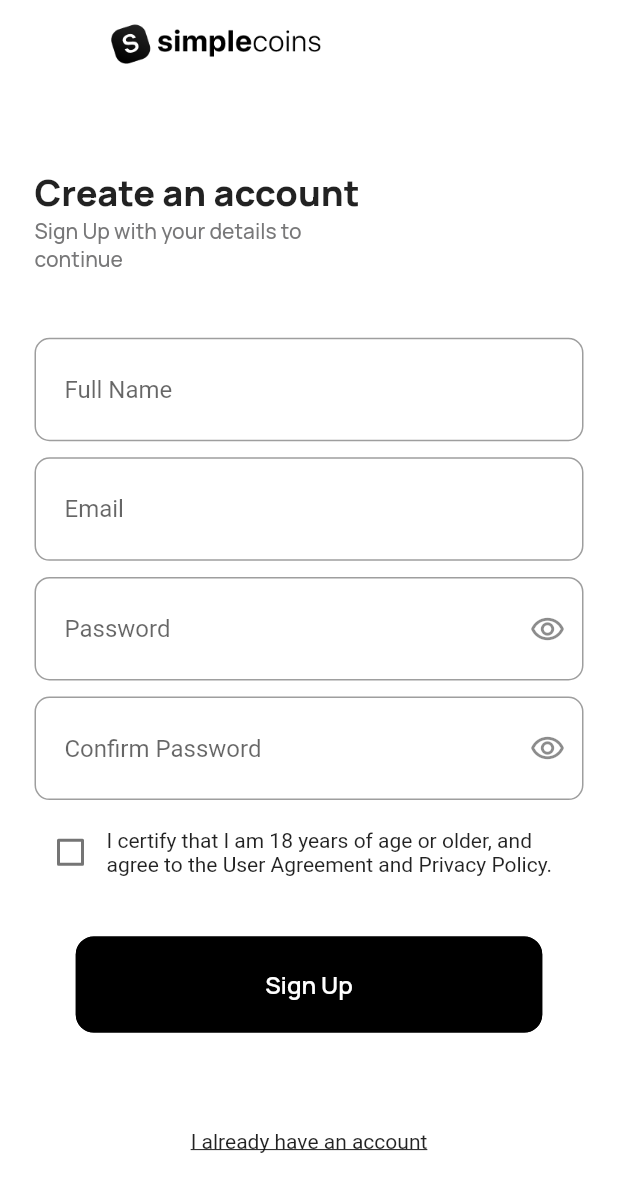
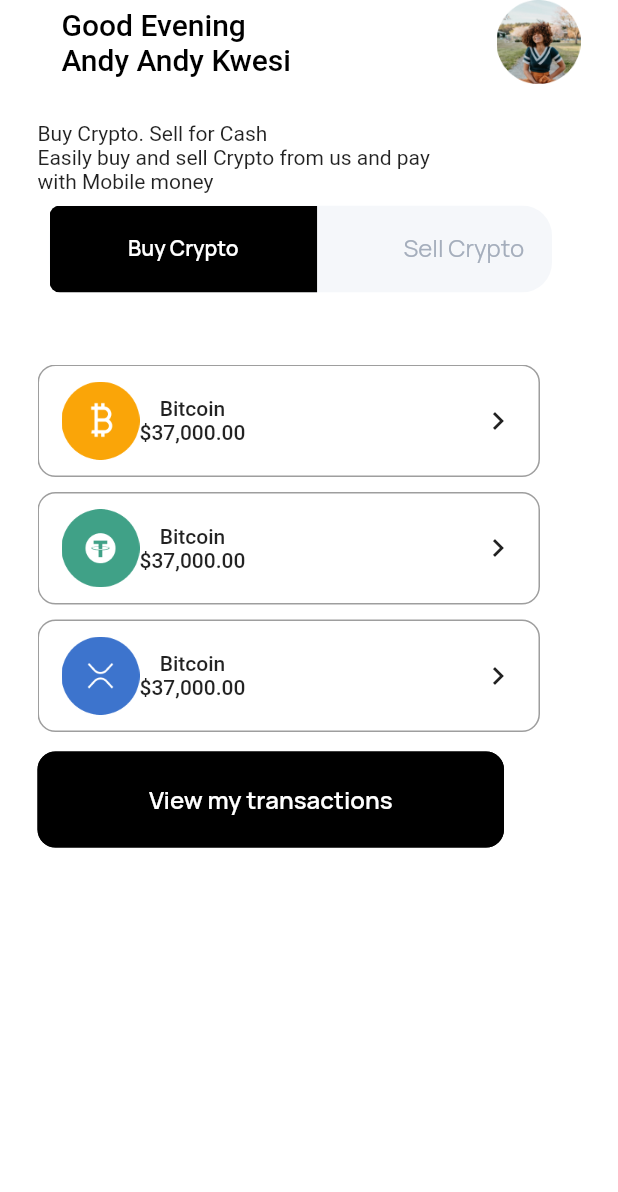
Before and after one commit to simplecoins/simplecoins_mobile_front, a Flutter app: the screen it shows after launch, on a phone screen of 412 x 824 dp. Shown: the top 1192 px of the screen. Run offline on Flutter 3.47's test engine with Material 2 defaults, Android fonts, the phone set to English and light mode, and no system bars.

Commit message:
home screen constructed (without notificatoin badge)

```diff
--- a/lib/components/button.dart
+++ b/lib/components/button.dart
@@ -29,7 +29,7 @@ class DefaultButton extends StatelessWidget {
             fontSize: 16
             ),
         ),
-        onPressed: () {},
+        onPressed: press,
       ),
     );
   }
--- a/lib/main.dart
+++ b/lib/main.dart
@@ -1,6 +1,7 @@
 //import 'dart:js';
 
 import 'package:flutter/material.dart';
+import 'package:simplecoins_0/screens/home/home.dart';
 import 'package:simplecoins_0/screens/onboarding/onboarding.dart';
 import 'package:simplecoins_0/screens/signin/signin.dart';
 import 'package:simplecoins_0/screens/signup/signup.dart';
@@ -9,13 +10,15 @@ import 'package:simplecoins_0/screens/wrapper.dart';
 
 void main() {
   runApp(MaterialApp(
-    initialRoute: '/signup',
+    debugShowCheckedModeBanner: false,
+    initialRoute: '/home',
     routes: {
       '/': (context) => Wrapper(),
       '/splash': (context) => Splash(),
       '/onboarding': (context) => Onboarding(),
       '/signin': (context) => SignIn(),
-      '/signup': (context) => SignUp()
+      '/signup': (context) => SignUp(),
+      '/home': (context) => Home()
     }
   ));
 }
--- /dev/null
+++ b/lib/screens/home/home.dart
@@ -0,0 +1,227 @@
+import 'package:flutter/material.dart';
+import 'package:simplecoins_0/components/button.dart';
+
+class Home extends StatefulWidget {
+  @override
+  _HomeState createState() => _HomeState();
+}
+
+class _HomeState extends State<Home> with SingleTickerProviderStateMixin {
+  TabController _tabController;
+  @override
+  void initState() {
+    // TODO: implement initState
+    super.initState();
+    _tabController = TabController(vsync: this, length: 2);
+  }
+
+  @override
+  Widget build(BuildContext context) {
+    return Scaffold(
+      backgroundColor: Colors.white,
+      appBar: AppBar(
+        elevation: 0.0,
+        automaticallyImplyLeading: false,
+        centerTitle: false,
+        backgroundColor: Colors.white,
+        title: Padding(
+          padding: EdgeInsets.only(left: 25.0),
+          child: Column(
+            crossAxisAlignment: CrossAxisAlignment.start,
+            children: <Widget>[
+              Text(
+                'Good Evening',
+                style: TextStyle(color: Colors.black),
+              ),
+              Text(
+                'Andy Andy Kwesi',
+                style: TextStyle(color: Colors.black),
+              )
+            ],
+          ),
+        ),
+        actions: <Widget>[
+          Padding(
+            padding: EdgeInsets.only(right: 25.0),
+            child: Image.asset('assets/Homescreen/Ellipse 14.png'),
+          )
+        ],
+      ),
+      body: Padding(
+        padding: EdgeInsets.all(25.0),
+        child: Column(
+          crossAxisAlignment: CrossAxisAlignment.start,
+          children: <Widget>[
+            Text('Buy Crypto. Sell for Cash'),
+            Text(
+                'Easily buy and sell Crypto from us and pay\nwith Mobile money'),
+            Padding(
+              padding: EdgeInsets.all(8.0),
+              child: ClipRRect(
+                borderRadius: BorderRadius.all(Radius.circular(7)),
+                child: Container(
+                  // color: Colors.red
+                  width: 335.0,
+                  height: 58.0,
+                  decoration: BoxDecoration(
+                      color: Color(0xFFF5F7FA),
+                      // border: Border.all(
+                      //   color: Colors.red[500],
+                      // ),
+                      borderRadius: BorderRadius.all(Radius.circular(20))),
+                  child: TabBar(
+                    controller: _tabController,
+                    isScrollable: true,
+                    indicator: BoxDecoration(color: Colors.black),
+                    indicatorColor: Colors.transparent,
+                    labelColor: Colors.white,
+                    labelStyle: TextStyle(
+                        fontSize: 14,
+                        color: Colors.white,
+                        fontFamily: 'Manrope',
+                        fontWeight: FontWeight.w600),
+                    unselectedLabelColor: Color(0xFFA5AEBC),
+                    unselectedLabelStyle: TextStyle(
+                        fontSize: 16,
+                        color: Colors.red,
+                        fontFamily: 'Manrope',
+                        fontWeight: FontWeight.w400),
+                    tabs: [
+                      Tab(child: Text('             Buy Crypto             ')),
+                      Tab(child: Text('             Sell Crypto             ')),
+                    ],
+                  ),
+                ),
+              ),
+            ),
+            SizedBox(
+              height: 40.0,
+            ),
+            Container(
+              height: 250.0,
+              width: 335.0,
+              child: TabBarView(
+                controller: _tabController,
+                children: [
+                  Tab(
+                    child: ListView(
+                      children: [
+                        CryptoCard(
+                          imgPath: 'assets/Homescreen/Bitcoin.png',
+                          cryptoName: 'Bitcoin',
+                          press: () {},
+                        ),
+                        SizedBox(
+                          height: 10.0,
+                        ),
+                        CryptoCard(
+                          imgPath: 'assets/Homescreen/USDT.png',
+                          cryptoName: 'Bitcoin',
+                          press: () {},
+                        ),
+                        SizedBox(
+                          height: 10.0,
+                        ),
+                        CryptoCard(
+                          imgPath: 'assets/Homescreen/Ripple.png',
+                          cryptoName: 'Bitcoin',
+                          press: () {},
+                        ),
+                      ],
+                    ),
+                  ),
+                  Tab(
+                    child: Column(
+                      children: [
+                        CryptoCard(
+                          imgPath: 'assets/Homescreen/Bitcoin.png',
+                          cryptoName: 'Bitcoin',
+                          press: () {},
+                        ),
+                        SizedBox(
+                          height: 10.0,
+                        ),
+                        CryptoCard(
+                          imgPath: 'assets/Homescreen/USDT.png',
+                          cryptoName: 'Bitcoin',
+                          press: () {},
+                        ),
+                        SizedBox(
+                          height: 10.0,
+                        ),
+                        CryptoCard(
+                          imgPath: 'assets/Homescreen/Ripple.png',
+                          cryptoName: 'Bitcoin',
+                          press: () {},
+                        ),
+                      ],
+                    ),
+                  )
+                ],
+              ),
+            ),
+            Stack(
+              children: <Widget>[
+                Padding(
+                  padding: EdgeInsets.only(top: 8.0),
+                  child: DefaultButton(
+                    text: 'View my transactions',
+                    press: () {},
+                  ),
+                ),
+                Container(
+                  width: 10.0,
+                  decoration: BoxDecoration(
+                    shape: BoxShape.circle,
+                    color: Colors.blue,
+                  ),
+                )
+              ],
+            )
+          ],
+        ),
+      ),
+    );
+  }
+}
+
+class CryptoCard extends StatelessWidget {
+  const CryptoCard({Key key, this.cryptoName, this.imgPath, this.press})
+      : super(key: key);
+  final String imgPath;
+  final String cryptoName;
+  final Function press;
+
+  @override
+  Widget build(BuildContext context) {
+    return SizedBox(
+      height: 75.0,
+      width: 335.0,
+      child: FlatButton(
+        shape: RoundedRectangleBorder(
+            borderRadius: BorderRadius.circular(12),
+            side: BorderSide(color: Colors.grey)),
+        onPressed: press,
+        child: (Row(
+          //mainAxisAlignment: MainAxisAlignment.center,
+          crossAxisAlignment: CrossAxisAlignment.center,
+          children: <Widget>[
+            Image.asset(
+              imgPath,
+              width: 52,
+            ),
+            Column(
+              mainAxisAlignment: MainAxisAlignment.center,
+              children: <Widget>[
+                Text(cryptoName),
+                Text('\$37,000.00'),
+              ],
+            ),
+            Spacer(),
+            Icon(Icons.chevron_right)
+          ],
+        )),
+      ),
+    );
+  }
+}
--- a/lib/screens/signup/signup.dart
+++ b/lib/screens/signup/signup.dart
@@ -7,6 +7,8 @@ class SignUp extends StatefulWidget {
 }
 
 class _SignUpState extends State<SignUp> {
+  TextEditingController _pController = new TextEditingController();
+  TextEditingController _cpController = new TextEditingController();
   bool _isChecked = false;
   bool _isHidden = true;
   String _password;
@@ -93,6 +95,7 @@ class _SignUpState extends State<SignUp> {
             ),
             Spacer(),
             TextFormField(
+              controller: _pController,
               onSaved: (val) => _password = val,
               autofocus: false,
               keyboardType: TextInputType.visiblePassword,
@@ -113,6 +116,7 @@ class _SignUpState extends State<SignUp> {
             ),
             Spacer(),
             TextFormField(
+              controller: _cpController,
               onSaved: (val) => _password = val,
               autofocus: false,
               keyboardType: TextInputType.visiblePassword,
@@ -133,6 +137,7 @@ class _SignUpState extends State<SignUp> {
             ),
             Spacer(),
             Row(
+              //mainAxisAlignment: MainAxisAlignment.spaceEvenly,
               children: <Widget>[
                 Checkbox(
                   activeColor: Colors.black,
@@ -144,7 +149,12 @@ class _SignUpState extends State<SignUp> {
                   },
                 ),
                 Text(
-                  'I certify that I am 18 years of age or older, and\nagree to the User Agreement and Privacy Policy.'
+                  'I certify that I am 18 years of age or older, and\nagree to the User Agreement and Privacy Policy.',
+                  style: TextStyle(
+                      fontFamily: 'Manrope',
+                      fontWeight: FontWeight.w400,
+                      fontSize: 12,
+                      color: Color(0xFF787879)),
                 )
               ],
             ),
@@ -153,6 +163,11 @@ class _SignUpState extends State<SignUp> {
             ),
             DefaultButton(
               text: 'Sign Up',
+              press: () {
+                _pController.text == _cpController.text
+                    ? print('yes')
+                    : print('no');
+              },
             ),
             Spacer(
               flex: 2,
```
Also changed, not shown: assets/Homescreen/Ellipse 14.png (added), 366 other files.
